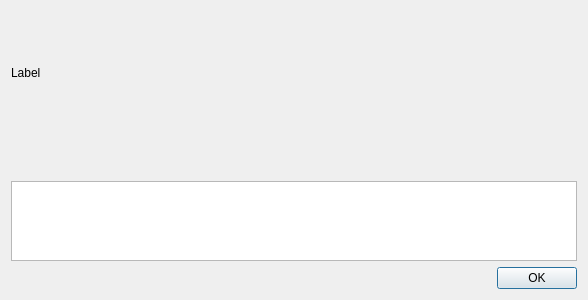
First picture: the form in src/gui/mnemonicdialog.ui, repository nextmcloud/desktop, before the edit.
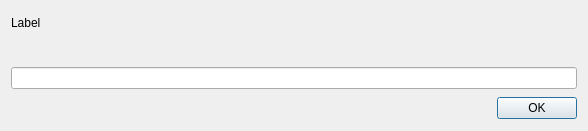
Second picture: the form after the edit.

Patch:
```diff
--- a/src/gui/mnemonicdialog.ui
+++ b/src/gui/mnemonicdialog.ui
@@ -10,11 +10,11 @@
     <x>0</x>
     <y>0</y>
     <width>588</width>
-    <height>300</height>
+    <height>131</height>
    </rect>
   </property>
   <property name="sizePolicy">
-   <sizepolicy hsizetype="MinimumExpanding" vsizetype="Expanding">
+   <sizepolicy hsizetype="MinimumExpanding" vsizetype="MinimumExpanding">
     <horstretch>0</horstretch>
     <verstretch>0</verstretch>
    </sizepolicy>
@@ -31,15 +31,18 @@
   <layout class="QGridLayout" name="gridLayout">
    <item row="0" column="0">
     <layout class="QVBoxLayout" name="verticalLayout">
+     <property name="spacing">
+      <number>7</number>
+     </property>
      <property name="sizeConstraint">
       <enum>QLayout::SetMinimumSize</enum>
      </property>
      <item>
       <widget class="QLabel" name="label">
        <property name="sizePolicy">
-        <sizepolicy hsizetype="Expanding" vsizetype="Preferred">
+        <sizepolicy hsizetype="Expanding" vsizetype="Expanding">
          <horstretch>0</horstretch>
-         <verstretch>50</verstretch>
+         <verstretch>0</verstretch>
         </sizepolicy>
        </property>
        <property name="minimumSize">
@@ -70,29 +73,16 @@
        <property name="orientation">
         <enum>Qt::Vertical</enum>
        </property>
-       <property name="sizeType">
-        <enum>QSizePolicy::Expanding</enum>
-       </property>
        <property name="sizeHint" stdset="0">
         <size>
          <width>20</width>
-         <height>40</height>
+         <height>20</height>
         </size>
        </property>
       </spacer>
      </item>
      <item>
-      <widget class="QTextEdit" name="textEdit">
-       <property name="maximumSize">
-        <size>
-         <width>16777215</width>
-         <height>80</height>
-        </size>
-       </property>
-       <property name="readOnly">
-        <bool>true</bool>
-       </property>
-      </widget>
+      <widget class="QLineEdit" name="lineEdit"/>
      </item>
      <item>
       <widget class="QDialogButtonBox" name="buttonBox">
```
